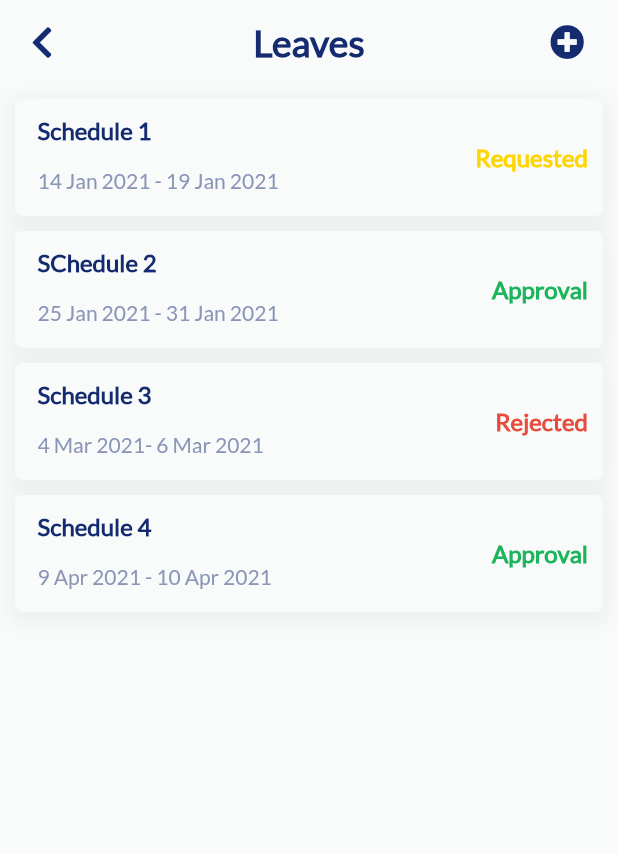
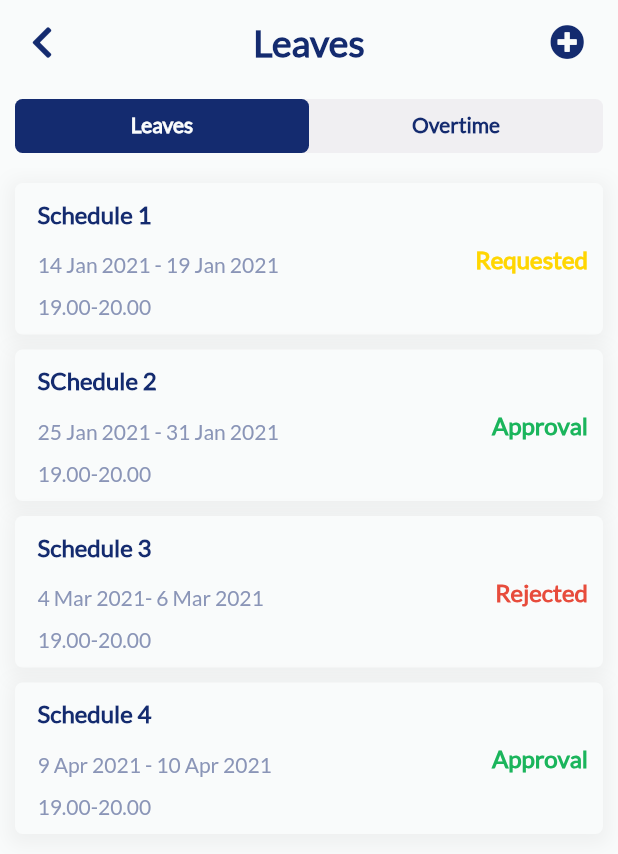
Before and after one commit to DanielAgustian/zukses_flutter, a Flutter app: the ScreenListLeaves screen opened directly, on a phone screen of 412 x 824 dp. Shown: the top 854 px of the screen. Run offline on Flutter 3.47's test engine with Material 2 defaults, Android fonts, the phone set to English and light mode, and no system bars; our stand-ins replace device_preview, equatable, firebase_auth, firebase_core, flutter_bloc, flutter_slidable and 8 more; missing offline and left inert: drag_and_drop_lists; accounts and stored records are empty; network calls fail.

```diff
--- a/lib/component/leaves/list-leaves.dart
+++ b/lib/component/leaves/list-leaves.dart
@@ -4,14 +4,10 @@ import 'package:zukses_app_1/constant/constant.dart';
 
 // ignore: must_be_immutable
 class ListLeavesInside extends StatelessWidget {
-  ListLeavesInside({
-    Key key,
-    this.title,
-    this.detail,
-    this.status,
-  }) : super(key: key);
+  ListLeavesInside({Key key, this.title, this.detail, this.status, this.screen})
+      : super(key: key);
 
-  final String title, detail;
+  final String title, detail, screen;
   final int status;
   DateFormat dateFormat = DateFormat.yMMMMd();
 
@@ -53,7 +49,7 @@ class ListLeavesInside extends StatelessWidget {
                           ),
                         ),
                         Padding(
-                          padding: EdgeInsets.fromLTRB(5, 6, 5, 10),
+                          padding: EdgeInsets.fromLTRB(5, 6, 5, 5),
                           child: Text(
                             detail,
                             style: TextStyle(
@@ -61,7 +57,19 @@ class ListLeavesInside extends StatelessWidget {
                               fontSize: 14,
                             ),
                           ),
-                        )
+                        ),
+                        screen == "leaves"
+                            ? Padding(
+                                padding: EdgeInsets.fromLTRB(5, 6, 5, 5),
+                                child: Text(
+                                  "19.00-20.00",
+                                  style: TextStyle(
+                                    color: colorPrimary50,
+                                    fontSize: 14,
+                                  ),
+                                ),
+                              )
+                            : Container()
                       ],
                     ),
                   ],
--- a/lib/main.dart
+++ b/lib/main.dart
@@ -72,6 +72,7 @@ class MyApp extends StatelessWidget {
         theme: ThemeData(
           scaffoldBackgroundColor: colorBackground,
           fontFamily: 'Lato',
+          accentColor: colorPrimary
         ),
         locale: DevicePreview.locale(context), // Add the locale here
         builder: DevicePreview.appBuilder, // Add the builder here
--- a/lib/screen/apply-leaves/screen-list-leaves.dart
+++ b/lib/screen/apply-leaves/screen-list-leaves.dart
@@ -4,6 +4,7 @@ import 'package:zukses_app_1/screen/apply-leaves/add-apply-leaves.dart';
 import 'package:zukses_app_1/constant/constant.dart';
 import 'package:zukses_app_1/component/leaves/list-leaves.dart';
 import 'package:font_awesome_flutter/font_awesome_flutter.dart';
+import 'package:zukses_app_1/screen/apply-leaves/screen-tab-leaves.dart';
 
 class ScreenListLeaves extends StatefulWidget {
   ScreenListLeaves({Key key, this.title}) : super(key: key);
@@ -14,7 +15,8 @@ class ScreenListLeaves extends StatefulWidget {
   _ScreenListLeaves createState() => _ScreenListLeaves();
 }
 
-class _ScreenListLeaves extends State<ScreenListLeaves> {
+class _ScreenListLeaves extends State<ScreenListLeaves>
+    with SingleTickerProviderStateMixin {
   var leavesTitle = ["Schedule 1", "SChedule 2", "Schedule 3", "Schedule 4"];
   var leavesDate = [
     "14 Jan 2021 - 19 Jan 2021",
@@ -22,12 +24,21 @@ class _ScreenListLeaves extends State<ScreenListLeaves> {
     "4 Mar 2021- 6 Mar 2021",
     "9 Apr 2021 - 10 Apr 2021"
   ];
+  TabController tabController;
   var status = [0, 1, 2, 1];
   var statusString = [];
   //0=> pending, 1 => accepted , 2 => Rejected
+  int activeIndex = 0;
   @override
   void initState() {
     super.initState();
+    tabController = TabController(length: 2, vsync: this);
+    tabController.addListener(() {});
+  }
+
+  _getTabIndex() {
+    activeIndex = tabController.index;
+    print(activeIndex);
   }
 
   Widget build(BuildContext context) {
@@ -62,7 +73,57 @@ class _ScreenListLeaves extends State<ScreenListLeaves> {
                 },
               ),
             ]),
-        body: LayoutBuilder(builder: (ctx, constrains) {
+        body: DefaultTabController(
+            length: 2,
+            child: Scaffold(
+              backgroundColor: colorBackground,
+              appBar: AppBar(
+                backgroundColor: colorBackground,
+                automaticallyImplyLeading: false,
+                elevation: 0,
+                flexibleSpace: Container(
+                  margin: EdgeInsets.all(10),
+                  decoration: BoxDecoration(
+                      color: colorNeutral150,
+                      borderRadius: BorderRadius.circular(5)),
+                  child: TabBar(
+                    controller: tabController,
+                    labelColor: colorBackground,
+                    unselectedLabelColor: colorPrimary,
+                    labelStyle: TextStyle(fontWeight: FontWeight.bold),
+                    indicator: BoxDecoration(
+                        color: colorPrimary,
+                        borderRadius: BorderRadius.circular(5)),
+                    tabs: [
+                      Tab(
+                        child: Container(
+                          child: Center(
+                            child: Text("Leaves"),
+                          ),
+                        ),
+                      ),
+                      Tab(
+                        child: Container(
+                          child: Center(
+                            child: Text("Overtime"),
+                          ),
+                        ),
+                      ),
+                    ],
+                  ),
+                ),
+              ),
+              body: TabBarView(
+                controller: tabController,
+                children: [
+                  ScreenTabLeaves(
+                    tab: "leaves",
+                  ),
+                  ScreenTabLeaves(tab: "overtime")
+                ],
+              ),
+
+              /*LayoutBuilder(builder: (ctx, constrains) {
           return Column(children: [
             Expanded(
               child: SingleChildScrollView(
@@ -85,6 +146,8 @@ class _ScreenListLeaves extends State<ScreenListLeaves> {
               ])),
             ),
           ]);
-        }));
+        }
+        )*/
+            )));
   }
 }
--- /dev/null
+++ b/lib/screen/apply-leaves/screen-tab-leaves.dart
@@ -0,0 +1,62 @@
+import 'package:flutter/material.dart';
+import 'package:zukses_app_1/component/leaves/list-leaves.dart';
+
+class ScreenTabLeaves extends StatefulWidget {
+  const ScreenTabLeaves({Key key, this.tab}) : super(key: key);
+
+  @override
+  _ScreenTabLeavesState createState() => _ScreenTabLeavesState();
+
+  final String tab;
+}
+
+class _ScreenTabLeavesState extends State<ScreenTabLeaves> {
+  var leavesTitle = ["Schedule 1", "SChedule 2", "Schedule 3", "Schedule 4"];
+  var leavesDate = [
+    "14 Jan 2021 - 19 Jan 2021",
+    "25 Jan 2021 - 31 Jan 2021",
+    "4 Mar 2021- 6 Mar 2021",
+    "9 Apr 2021 - 10 Apr 2021"
+  ];
+  var status = [0, 1, 2, 1];
+  @override
+  Widget build(BuildContext context) {
+    Size size = MediaQuery.of(context).size;
+    return widget.tab == "leaves"
+        ? LayoutBuilder(builder: (ctx, constrains) {
+            return Column(children: [
+              Expanded(
+                child: ListView.builder(
+                  itemCount: leavesTitle.length,
+                  scrollDirection: Axis.vertical,
+                  shrinkWrap: true,
+                  itemBuilder: (context, index) {
+                    return ListLeavesInside(
+                        screen: widget.tab,
+                        title: leavesTitle[index],
+                        detail: leavesDate[index],
+                        status: status[index]);
+                  },
+                ),
+              ),
+            ]);
+          })
+        : LayoutBuilder(builder: (ctx, constrains) {
+            return Column(children: [
+              Expanded(
+                child: ListView.builder(
+                  itemCount: leavesTitle.length,
+                  scrollDirection: Axis.vertical,
+                  shrinkWrap: true,
+                  itemBuilder: (context, index) {
+                    return ListLeavesInside(
+                        title: leavesTitle[index],
+                        detail: leavesDate[index],
+                        status: status[index]);
+                  },
+                ),
+              ),
+            ]);
+          });
+  }
+}
--- a/lib/screen/meeting/screen-tab2.dart
+++ b/lib/screen/meeting/screen-tab2.dart
@@ -63,6 +63,7 @@ class _ScreenTabRequest2State extends State<ScreenTabRequest2>
                     : ListView.builder(
                         itemCount: state.meetings.length,
                         itemBuilder: (context, index) => ScheduleItemRequest(
+                            count: state.meetings[index].members.length,
                             size: size,
                             onClick: () {
                               if (_controller.isDismissed) {
```
Also changed, not shown: lib/API/overwork-services.dart (+43 -11 lines), lib/component/schedule/schedule-item-request.dart (+4 -3 lines), lib/component/schedule/schedule-item.dart (+4 -3 lines), lib/screen/apply-leaves/add-apply-leaves.dart (+25 -3 lines), lib/screen/meeting/screen-add-schedule.dart (+17 -5 lines), lib/screen/meeting/screen-req-inbox.dart (+6 -1 lines), lib/screen/meeting/screen-search.dart (added, +180 -0 lines), lib/screen/meeting/screen-tab.dart (+11 -3 lines), lib/tab/screen_meeting.dart (+32 -32 lines), lib/tab/screen_tab.dart (+8 -3 lines).
